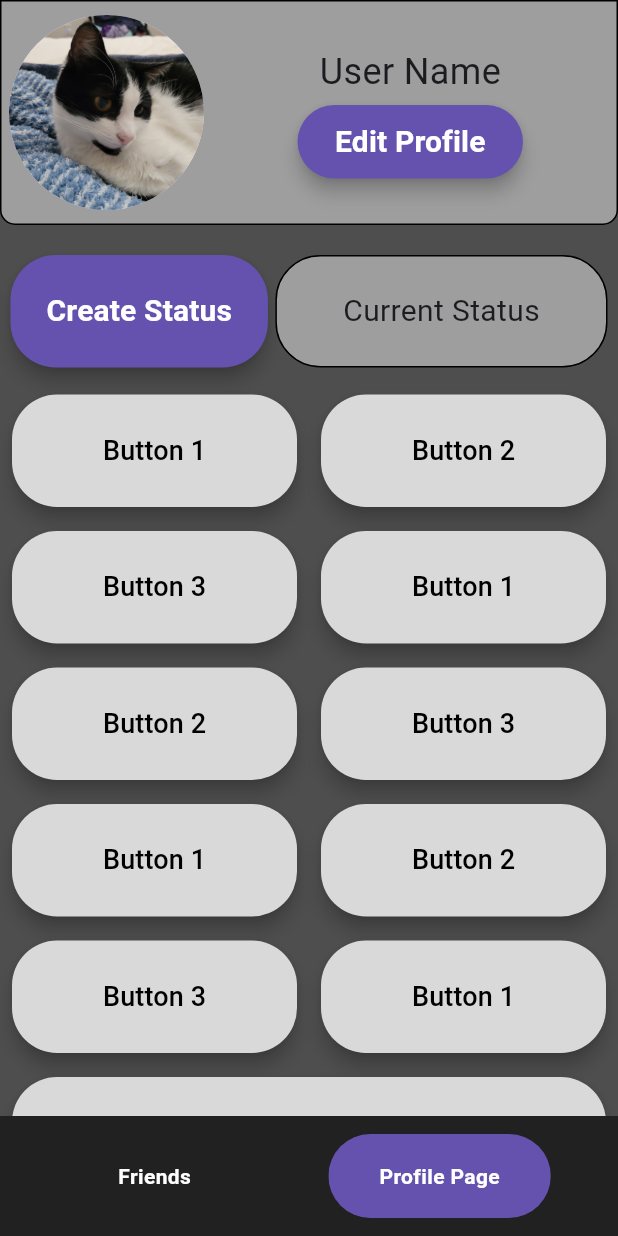
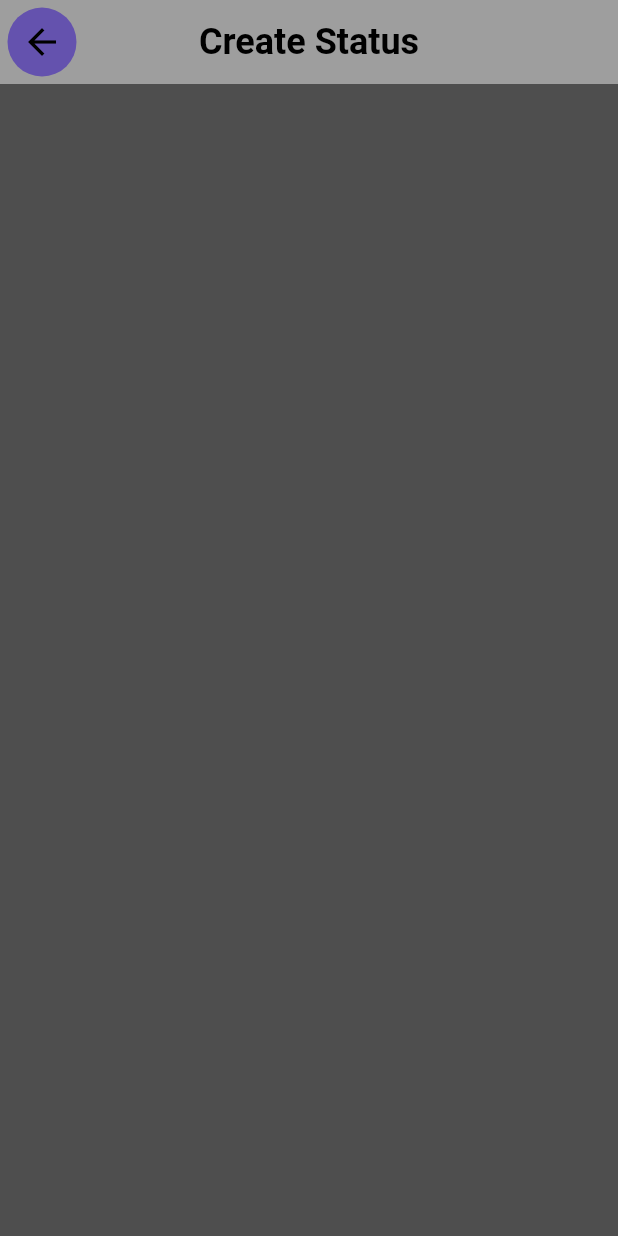
Before and after one commit to OJ101003/flutter-project, a Flutter app: the screen it shows after launch, after a tap on "Profile Page", after a tap on "Create Status", on a phone screen of 412 x 824 dp. Run offline on Flutter 3.47's test engine with Material 3 defaults, Android fonts, the phone set to English and light mode, and no system bars.

Commit message:
Created create status page

```diff
--- a/lib/create_status.dart
+++ b/lib/create_status.dart
@@ -0,0 +1,42 @@
+import 'package:flutter/material.dart';
+
+class CreateStatus extends StatefulWidget {
+  const CreateStatus({super.key});
+
+  @override
+  State<CreateStatus> createState() => _CreateStatusState();
+}
+
+class _CreateStatusState extends State<CreateStatus> {
+  @override
+  Widget build(BuildContext context) {
+    return Scaffold(
+      appBar: AppBar(
+        centerTitle: true,
+        leading: Container(
+          margin: const EdgeInsets.all(5), // Adjust margin for positioning
+          decoration: const BoxDecoration(
+            color: Color(0xFF6452AE), // Background color
+            shape: BoxShape.circle, // Circular background
+          ),
+          child: IconButton(
+            icon: const Icon(Icons.arrow_back, color: Colors.black, size: 28), // Adjust icon size and color
+            onPressed: () => Navigator.of(context).pop(),
+          ),
+        ),
+        title: const Text(
+          'Create Status',
+          style: TextStyle(color: Colors.black, fontWeight: FontWeight.bold, fontSize: 24),
+        ),
+        backgroundColor: Colors.grey,
+      ),
+      body: Column(
+        children: [
+          Row(
+              //
+              )
+        ],
+      ),
+    );
+  }
+}
--- a/lib/profile_page.dart
+++ b/lib/profile_page.dart
@@ -1,4 +1,5 @@
 import 'package:flutter/material.dart';
+import 'package:now_me/create_status.dart';
 
 class ProfilePage extends StatefulWidget {
   const ProfilePage({super.key});
@@ -99,7 +100,10 @@ class _ProfilePageState extends State<ProfilePage> {
             children: [
               ElevatedButton(
                 onPressed: () {
-                  // Handle the button press
+                  Navigator.push(
+                    context,
+                    MaterialPageRoute(builder: (context) => const CreateStatus()),
+                  );
                 },
                 style: ElevatedButton.styleFrom(
                   backgroundColor: const Color(0xFF6452AE),
```
